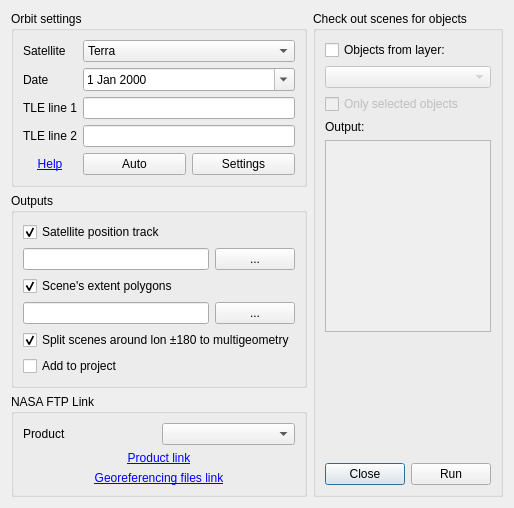
Old version of the form ui/modisTrack_main_ui.ui in the repository eduard-kazakov/modisTrackL1L2.
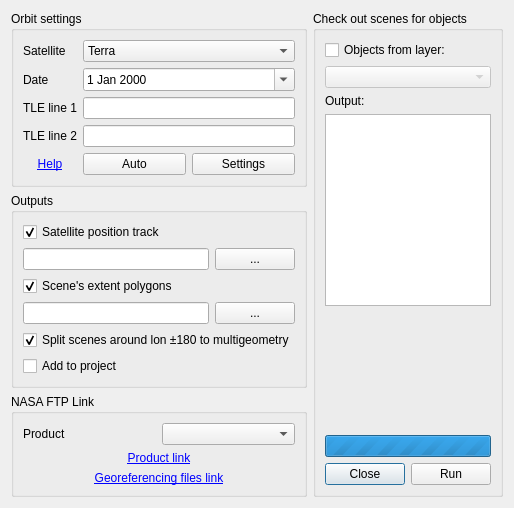
New version of the form. Icons and pictures are not drawn.

Commit message: Objects checkout realized

Patch:
```diff
--- a/ui/modisTrack_main_ui.ui
+++ b/ui/modisTrack_main_ui.ui
@@ -24,6 +24,24 @@
       <string>Check out scenes for objects</string>
      </property>
      <layout class="QGridLayout" name="gridLayout_3">
+      <item row="6" column="0">
+       <layout class="QHBoxLayout" name="horizontalLayout_2">
+        <item>
+         <widget class="QPushButton" name="closeButton">
+          <property name="text">
+           <string>Close</string>
+          </property>
+         </widget>
+        </item>
+        <item>
+         <widget class="QPushButton" name="runButton">
+          <property name="text">
+           <string>Run</string>
+          </property>
+         </widget>
+        </item>
+       </layout>
+      </item>
       <item row="0" column="0">
        <widget class="QCheckBox" name="checkoutForObjectsCheckBox">
         <property name="text">
@@ -31,7 +49,35 @@
         </property>
        </widget>
       </item>
-      <item row="5" column="0">
+      <item row="2" column="0">
+       <widget class="QLabel" name="label_5">
+        <property name="text">
+         <string>Output:</string>
+        </property>
+       </widget>
+      </item>
+      <item row="3" column="0">
+       <widget class="QTextBrowser" name="checkoutTextBox">
+        <property name="enabled">
+         <bool>true</bool>
+        </property>
+        <property name="html">
+         <string>&lt;!DOCTYPE HTML PUBLIC &quot;-//W3C//DTD HTML 4.0//EN&quot; &quot;http://www.w3.org/TR/REC-html40/strict.dtd&quot;&gt;
+&lt;html&gt;&lt;head&gt;&lt;meta name=&quot;qrichtext&quot; content=&quot;1&quot; /&gt;&lt;style type=&quot;text/css&quot;&gt;
+p, li { white-space: pre-wrap; }
+&lt;/style&gt;&lt;/head&gt;&lt;body style=&quot; font-family:'MS Shell Dlg 2'; font-size:8.25pt; font-weight:400; font-style:normal;&quot;&gt;
+&lt;p style=&quot;-qt-paragraph-type:empty; margin-top:0px; margin-bottom:0px; margin-left:0px; margin-right:0px; -qt-block-indent:0; text-indent:0px; font-size:8pt;&quot;&gt;&lt;br /&gt;&lt;/p&gt;&lt;/body&gt;&lt;/html&gt;</string>
+        </property>
+       </widget>
+      </item>
+      <item row="1" column="0">
+       <widget class="QComboBox" name="layersComboBox">
+        <property name="enabled">
+         <bool>false</bool>
+        </property>
+       </widget>
+      </item>
+      <item row="4" column="0">
        <spacer name="verticalSpacer">
         <property name="orientation">
          <enum>Qt::Vertical</enum>
@@ -44,59 +90,19 @@
         </property>
        </spacer>
       </item>
-      <item row="1" column="0">
-       <widget class="QComboBox" name="layersComboBox">
-        <property name="enabled">
-         <bool>false</bool>
+      <item row="5" column="0">
+       <widget class="QProgressBar" name="progressBar">
+        <property name="maximum">
+         <number>0</number>
         </property>
-       </widget>
-      </item>
-      <item row="4" column="0">
-       <widget class="QTextBrowser" name="checkoutTextBox">
-        <property name="enabled">
-         <bool>false</bool>
+        <property name="value">
+         <number>-1</number>
         </property>
-        <property name="html">
-         <string>&lt;!DOCTYPE HTML PUBLIC &quot;-//W3C//DTD HTML 4.0//EN&quot; &quot;http://www.w3.org/TR/REC-html40/strict.dtd&quot;&gt;
-&lt;html&gt;&lt;head&gt;&lt;meta name=&quot;qrichtext&quot; content=&quot;1&quot; /&gt;&lt;style type=&quot;text/css&quot;&gt;
-p, li { white-space: pre-wrap; }
-&lt;/style&gt;&lt;/head&gt;&lt;body style=&quot; font-family:'MS Shell Dlg 2'; font-size:8.25pt; font-weight:400; font-style:normal;&quot;&gt;
-&lt;p style=&quot;-qt-paragraph-type:empty; margin-top:0px; margin-bottom:0px; margin-left:0px; margin-right:0px; -qt-block-indent:0; text-indent:0px; font-size:8pt;&quot;&gt;&lt;br /&gt;&lt;/p&gt;&lt;/body&gt;&lt;/html&gt;</string>
+        <property name="orientation">
+         <enum>Qt::Horizontal</enum>
         </property>
-       </widget>
-      </item>
-      <item row="2" column="0">
-       <widget class="QCheckBox" name="onlySelectedCheckBox">
-        <property name="enabled">
+        <property name="invertedAppearance">
          <bool>false</bool>
-        </property>
-        <property name="text">
-         <string>Only selected objects</string>
-        </property>
-       </widget>
-      </item>
-      <item row="6" column="0">
-       <layout class="QHBoxLayout" name="horizontalLayout_2">
-        <item>
-         <widget class="QPushButton" name="closeButton">
-          <property name="text">
-           <string>Close</string>
-          </property>
-         </widget>
-        </item>
-        <item>
-         <widget class="QPushButton" name="runButton">
-          <property name="text">
-           <string>Run</string>
-          </property>
-         </widget>
-        </item>
-       </layout>
-      </item>
-      <item row="3" column="0">
-       <widget class="QLabel" name="label_5">
-        <property name="text">
-         <string>Output:</string>
         </property>
        </widget>
       </item>
```
The commit also changes 5 other files.
